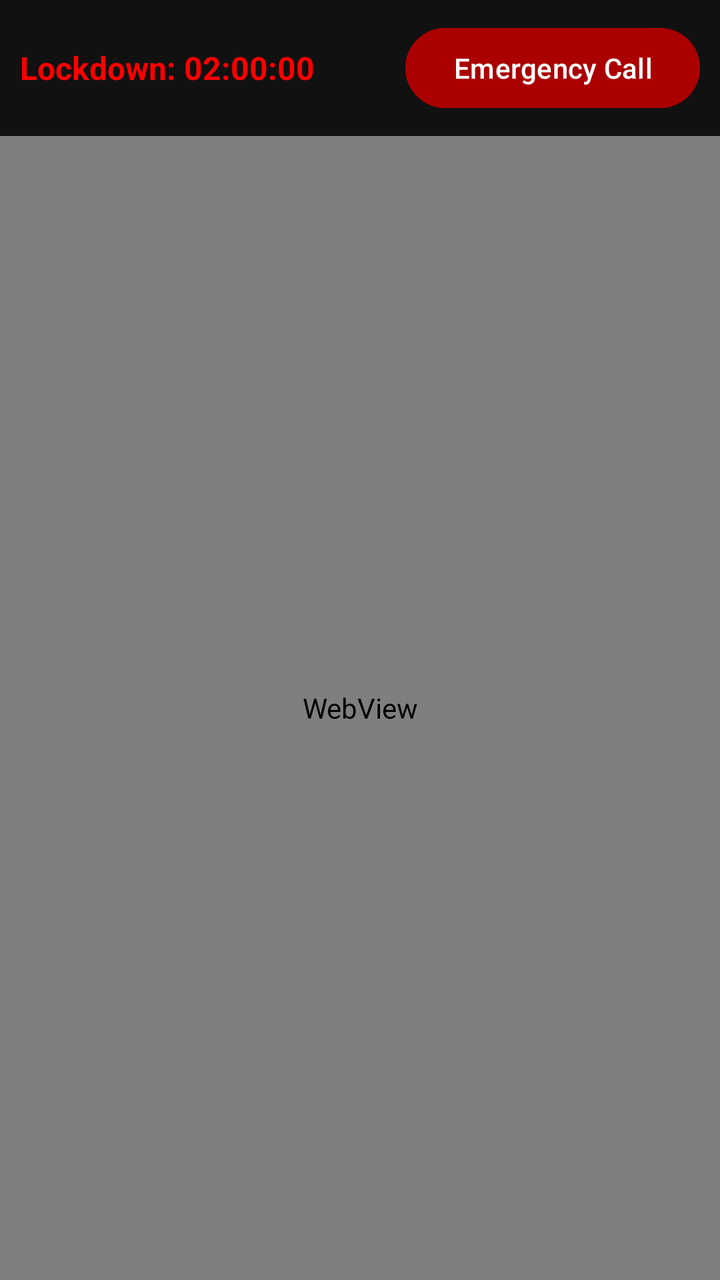
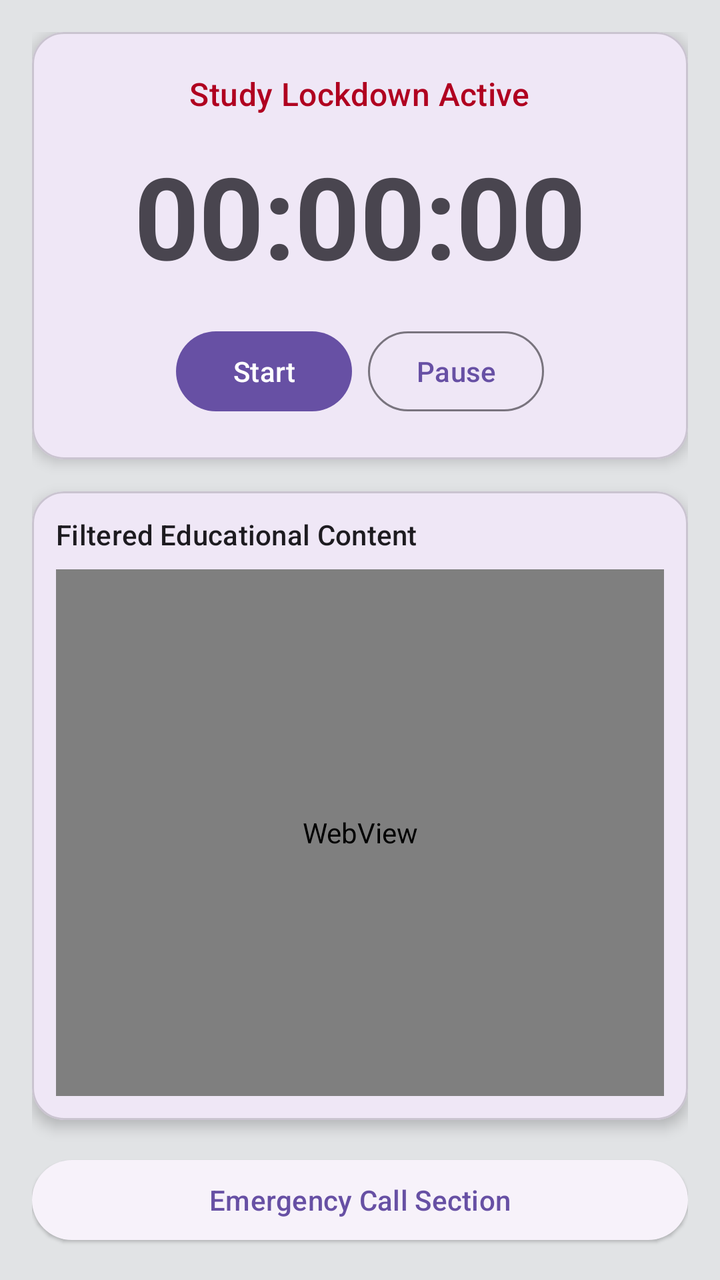

The first picture is an Android layout as it rendered before a commit; the second is the same layout after the commit. The layout source and the unified diff follow.
<!-- AndroidManifest.xml: application theme Theme.Material3.DayNight.NoActionBar -->
<!-- res/layout/activity_main.xml -->
<?xml version="1.0" encoding="utf-8"?>
<LinearLayout xmlns:android="http://schemas.android.com/apk/res/android"
    android:layout_width="match_parent"
    android:layout_height="match_parent"
    android:orientation="vertical"
    android:background="#000000">

    <LinearLayout
        android:layout_width="match_parent"
        android:layout_height="wrap_content"
        android:orientation="horizontal"
        android:padding="10dp"
        android:background="#111111"
        android:gravity="center_vertical">

        <TextView
            android:id="@+id/timerTextView"
            android:layout_width="0dp"
            android:layout_height="wrap_content"
            android:layout_weight="1"
            android:text="Lockdown: 02:00:00"
            android:textColor="#FF0000"
            android:textSize="16sp"
            android:textStyle="bold" />

        <Button
            android:id="@+id/btnEmergency"
            android:layout_width="wrap_content"
            android:layout_height="wrap_content"
            android:text="Emergency Call"
            android:backgroundTint="#AA0000"
            android:textColor="#FFFFFF" />
    </LinearLayout>

    <WebView
        android:id="@+id/webViewYouTube"
        android:layout_width="match_parent"
        android:layout_height="match_parent" />
</LinearLayout>
<!-- resources referenced by this layout -->
<resources>

</resources>

<!-- the commit's change to res/layout/activity_main.xml (unified diff, before → after) -->
@@ -1,39 +1,110 @@
 <?xml version="1.0" encoding="utf-8"?>
-<LinearLayout xmlns:android="http://schemas.android.com/apk/res/android"
+<androidx.constraintlayout.widget.ConstraintLayout xmlns:android="http://schemas.android.com/apk/res/android"
+    xmlns:app="http://schemas.android.com/apk/res-auto"
     android:layout_width="match_parent"
     android:layout_height="match_parent"
-    android:orientation="vertical"
-    android:background="#000000">
+    android:background="@color/material_dynamic_neutral90"
+    android:padding="16dp">
 
-    <LinearLayout
+    
+    <com.google.android.material.card.MaterialCardView
+        android:id="@+id/cardTimer"
         android:layout_width="match_parent"
         android:layout_height="wrap_content"
-        android:orientation="horizontal"
-        android:padding="10dp"
-        android:background="#111111"
-        android:gravity="center_vertical">
+        app:cardCornerRadius="16dp"
+        app:cardElevation="4dp"
+        app:layout_constraintTop_toTopOf="parent"
+        app:layout_constraintStart_toStartOf="parent"
+        app:layout_constraintEnd_toEndOf="parent">
 
-        <TextView
-            android:id="@+id/timerTextView"
-            android:layout_width="0dp"
+        <LinearLayout
+            android:layout_width="match_parent"
             android:layout_height="wrap_content"
-            android:layout_weight="1"
-            android:text="Lockdown: 02:00:00"
-            android:textColor="#FF0000"
-            android:textSize="16sp"
-            android:textStyle="bold" />
+            android:orientation="vertical"
+            android:padding="20dp"
+            android:gravity="center">
 
-        <Button
-            android:id="@+id/btnEmergency"
-            android:layout_width="wrap_content"
-            android:layout_height="wrap_content"
-            android:text="Emergency Call"
-            android:backgroundTint="#AA0000"
-            android:textColor="#FFFFFF" />
-    </LinearLayout>
+            <TextView
+                android:layout_width="wrap_content"
+                android:layout_height="wrap_content"
+                android:text="Study Lockdown Active"
+                style="@style/TextAppearance.Material3.TitleMedium"
+                android:textColor="@color/design_default_color_error"/>
 
-    <WebView
-        android:id="@+id/webViewYouTube"
+            <TextView
+                android:id="@+id/tvTimer"
+                android:layout_width="wrap_content"
+                android:layout_height="wrap_content"
+                android:text="00:00:00"
+                style="@style/TextAppearance.Material3.DisplayLarge"
+                android:layout_marginTop="12dp"
+                android:textStyle="bold"/>
+
+            <LinearLayout
+                android:layout_width="match_parent"
+                android:layout_height="wrap_content"
+                android:orientation="horizontal"
+                android:gravity="center"
+                android:layout_marginTop="16dp">
+
+                <com.google.android.material.button.MaterialButton
+                    android:id="@+id/btnStart"
+                    android:layout_width="wrap_content"
+                    android:layout_height="wrap_content"
+                    android:text="Start"
+                    android:layout_marginEnd="8dp"/>
+
+                <com.google.android.material.button.MaterialButton
+                    android:id="@+id/btnPause"
+                    android:layout_width="wrap_content"
+                    android:layout_height="wrap_content"
+                    android:text="Pause"
+                    style="?attr/materialButtonOutlinedStyle"/>
+            </LinearLayout>
+        </LinearLayout>
+    </com.google.android.material.card.MaterialCardView>
+
+    
+    <com.google.android.material.card.MaterialCardView
+        android:id="@+id/cardYoutube"
         android:layout_width="match_parent"
-        android:layout_height="match_parent" />
-</LinearLayout>
+        android:layout_height="0dp"
+        app:cardCornerRadius="16dp"
+        app:cardElevation="4dp"
+        android:layout_marginTop="16dp"
+        android:layout_marginBottom="16dp"
+        app:layout_constraintTop_toBottomOf="@id/cardTimer"
+        app:layout_constraintBottom_toTopOf="@id/btnEmergency">
+
+        <LinearLayout
+            android:layout_width="match_parent"
+            android:layout_height="match_parent"
+            android:orientation="vertical"
+            android:padding="12dp">
+
+            <TextView
+                android:layout_width="wrap_content"
+                android:layout_height="wrap_content"
+                android:text="Filtered Educational Content"
+                style="@style/TextAppearance.Material3.TitleSmall"
+                android:layout_marginBottom="8dp"/>
+
+            <WebView
+                android:id="@+id/webViewYoutube"
+                android:layout_width="match_parent"
+                android:layout_height="match_parent"/>
+        </LinearLayout>
+    </com.google.android.material.card.MaterialCardView>
+
+    
+    <com.google.android.material.button.MaterialButton
+        android:id="@+id/btnEmergency"
+        android:layout_width="match_parent"
+        android:layout_height="wrap_content"
+        android:text="Emergency Call Section"
+        style="@style/Widget.Material3.Button.ElevatedButton"
+        app:layout_constraintBottom_toBottomOf="parent"
+        app:layout_constraintStart_toStartOf="parent"
+        app:layout_constraintEnd_toEndOf="parent"/>
+
+</androidx.constraintlayout.widget.ConstraintLayout>
